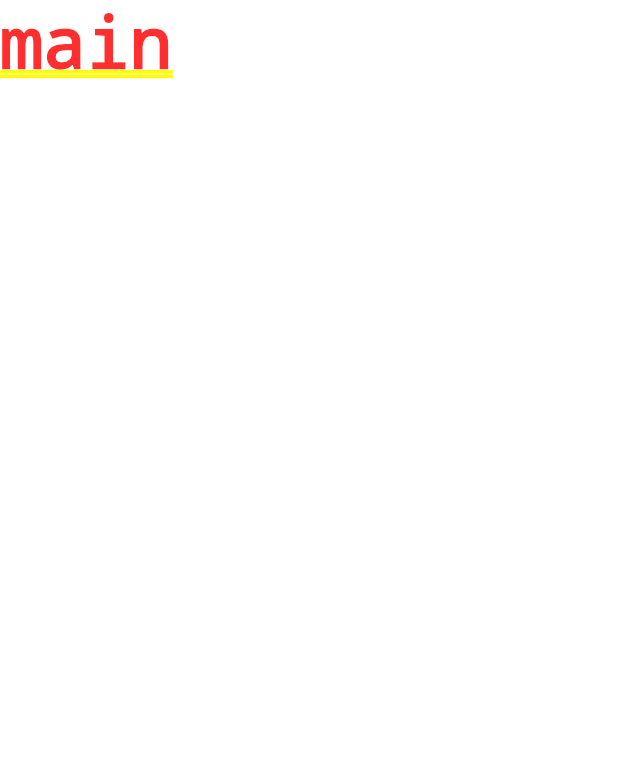
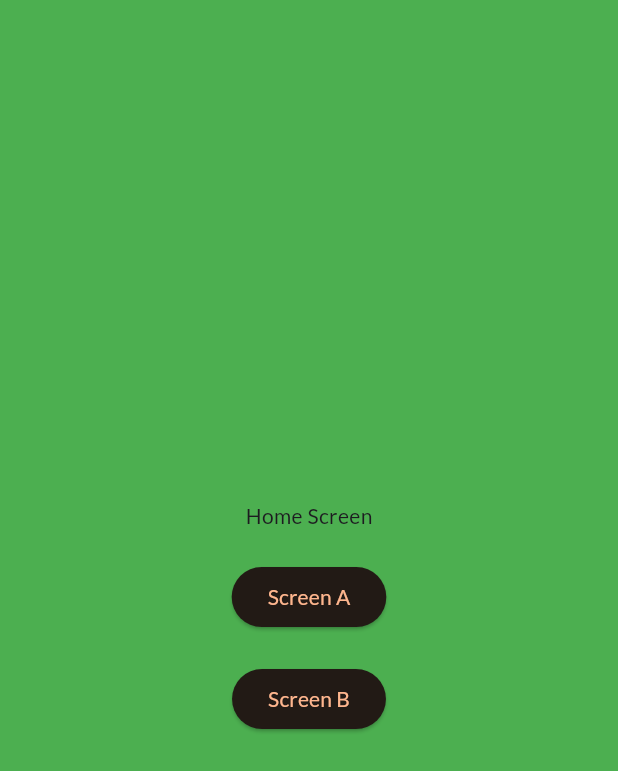
Before and after one commit to swaroopa-msil/flutter_training, a Flutter app: the screen it shows after launch, on a phone screen of 412 x 824 dp. Shown: the top 771 px of the screen. Run offline on Flutter 3.47's test engine with Material 3 defaults, Android fonts, the phone set to English and light mode, and no system bars; our stand-ins replace flutter_riverpod, go_router, google_fonts.

Commit message:
- Navigation using go_router

```diff
--- a/lib/main.dart
+++ b/lib/main.dart
@@ -1,6 +1,12 @@
 import 'package:flutter/material.dart';
+import 'package:go_router/go_router.dart';
+import 'package:go_router/go_router.dart';
 import 'package:google_fonts/google_fonts.dart';
 import 'package:flutter_riverpod/flutter_riverpod.dart';
+import 'package:march09/screens/first_screen.dart';
+import 'package:march09/screens/home.dart';
+import 'package:march09/screens/second_screen.dart';
+import 'package:march09/screens/third_screen.dart';
 
 final theme = ThemeData(
   useMaterial3: true,
@@ -20,6 +26,48 @@ class App extends StatelessWidget {
 
   @override
   Widget build(BuildContext context) {
-    return MaterialApp(theme: theme, home: const Text("main"));
+    return MaterialApp.router(
+         theme: theme,
+        routerConfig: _router,
+    );
   }
 }
+
+// can use onGenerateRoute instead.
+/* onGenerateRoute: (settings) {
+        switch (settings.name) {
+          case FirstScreen.route:
+            return MaterialPageRoute(builder: (_) => FirstScreen(settings.arguments));
+            break;
+          case SecondScreen.route:
+            return MaterialPageRoute(builder: (_) => SecondScreen());
+            break;
+          default:
+            return MaterialPageRoute(builder: (_) => HomeScreen());
+        }
+      }
+ */
+
+final _router = GoRouter(initialLocation: '/home', routes: [
+  GoRoute(
+      path: '/home',
+      name: '/home',
+      builder: (context, state) => const HomeScreen()),
+  GoRoute(
+      path: '/first/:name',
+      name: '/first',
+      builder: (context, state) {
+        final String name = state.pathParameters['name'] ?? '';
+        return FirstScreen(name: name);
+      }),
+  GoRoute(
+      path: '/second',
+      name: '/second',
+      builder: (context, state) => const SecondScreen(),
+      routes: <RouteBase>[
+        GoRoute(
+            path: 'third',
+            name: 'third',
+            builder: (context, state) => const ThirdScreen()),
+      ]),
+]);
--- /dev/null
+++ b/lib/screens/home.dart
@@ -0,0 +1,29 @@
+import 'package:flutter/material.dart';
+import 'package:go_router/go_router.dart';
+
+class HomeScreen extends StatelessWidget {
+  const HomeScreen({super.key});
+
+  @override
+  Widget build(BuildContext context) {
+    return Scaffold(
+      backgroundColor: Colors.green,
+      body: Center(
+        child: Column(
+          mainAxisAlignment: MainAxisAlignment.center,
+          children: [
+            const Text('Home Screen'),
+            const SizedBox(height: 20),
+            ElevatedButton(onPressed: (){
+              context.pushNamed('/first',pathParameters: {'name':'A'});
+            }, child: const Text('Screen A')),
+            const SizedBox(height: 20),
+            ElevatedButton(onPressed: (){
+              context.pushNamed('/second');
+            }, child: const Text('Screen B'))
+          ],
+        ),
+      ),
+    );
+  }
+}
--- a/pubspec.yaml
+++ b/pubspec.yaml
@@ -38,6 +38,7 @@ dependencies:
   google_fonts: ^6.2.1
   transparent_image: ^2.0.1
   flutter_riverpod: ^2.5.1
+  go_router: ^13.2.4
 
 dev_dependencies:
   flutter_test:
```
Also changed, not shown: lib/screens/first_screen.dart (added, +31 -0 lines), lib/screens/second_screen.dart (added, +42 -0 lines), lib/screens/third_screen.dart (added, +25 -0 lines), pubspec.lock.
